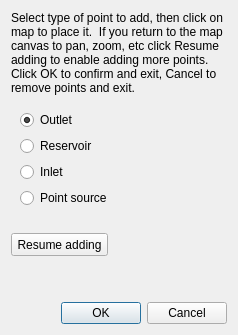
swat-model/QSWATPlus, file QSWATPlus/ui_outlets.ui: the form before one commit.
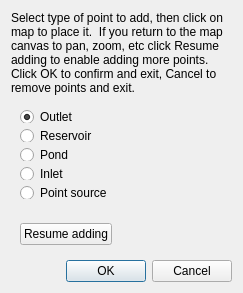
The form after the commit. Icons and pictures are not drawn.

Commit message: Revised treatment of ponds and reservoirs

Patch:
```diff
--- a/QSWATPlus/ui_outlets.ui
+++ b/QSWATPlus/ui_outlets.ui
@@ -6,8 +6,8 @@
    <rect>
     <x>0</x>
     <y>0</y>
-    <width>238</width>
-    <height>335</height>
+    <width>243</width>
+    <height>293</height>
    </rect>
   </property>
   <property name="windowTitle">
@@ -17,8 +17,8 @@
    <iconset resource="resources.qrc">
     <normaloff>:/plugins/QSWATPlus/swatplus.ico</normaloff>:/plugins/QSWATPlus/swatplus.ico</iconset>
   </property>
-  <layout class="QVBoxLayout" name="verticalLayout_2">
-   <item>
+  <layout class="QGridLayout" name="gridLayout_2">
+   <item row="0" column="0">
     <widget class="QLabel" name="label">
      <property name="text">
       <string>Select type of point to add, then click on map to place it.  If you return to the map canvas to pan, zoom, etc click Resume adding to enable adding more points. Click OK to confirm and exit, Cancel to remove points and exit.</string>
@@ -28,7 +28,7 @@
      </property>
     </widget>
    </item>
-   <item>
+   <item row="1" column="0">
     <widget class="QWidget" name="widget" native="true">
      <layout class="QVBoxLayout" name="verticalLayout">
       <item>
@@ -51,6 +51,13 @@
         </property>
        </widget>
       </item>
+      <item>
+       <widget class="QRadioButton" name="pondButton">
+        <property name="text">
+         <string>Pond</string>
+        </property>
+       </widget>
+      </item>
       <item>
        <widget class="QRadioButton" name="inletButton">
         <property name="text">
@@ -68,24 +75,33 @@
      </layout>
     </widget>
    </item>
-   <item>
+   <item row="2" column="0">
     <widget class="QWidget" name="widget_2" native="true">
-     <widget class="QPushButton" name="resumeButton">
-      <property name="geometry">
-       <rect>
-        <x>0</x>
-        <y>10</y>
-        <width>97</width>
-        <height>23</height>
-       </rect>
-      </property>
-      <property name="text">
-       <string>Resume adding</string>
-      </property>
-     </widget>
+     <layout class="QGridLayout" name="gridLayout">
+      <item row="0" column="0">
+       <widget class="QPushButton" name="resumeButton">
+        <property name="text">
+         <string>Resume adding</string>
+        </property>
+       </widget>
+      </item>
+      <item row="0" column="1">
+       <spacer name="horizontalSpacer">
+        <property name="orientation">
+         <enum>Qt::Horizontal</enum>
+        </property>
+        <property name="sizeHint" stdset="0">
+         <size>
+          <width>113</width>
+          <height>20</height>
+         </size>
+        </property>
+       </spacer>
+      </item>
+     </layout>
     </widget>
    </item>
-   <item>
+   <item row="3" column="0">
     <widget class="QDialogButtonBox" name="buttonBox">
      <property name="orientation">
       <enum>Qt::Horizontal</enum>
```
The commit also changes 21 other files.
